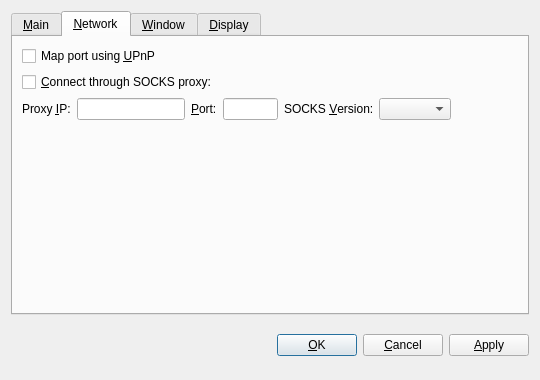
Qt form src/qt/forms/optionsdialog.ui (sherlockcoin/navbetatest) before a commit.
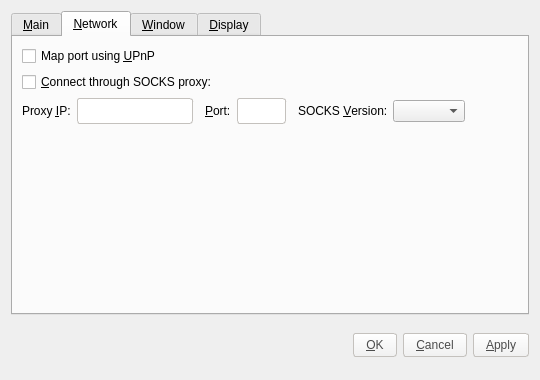
The same form after that commit. The open tabs and pages were chosen to show the change. Custom widgets are drawn as their Qt base class.

```diff
--- a/src/qt/forms/optionsdialog.ui
+++ b/src/qt/forms/optionsdialog.ui
@@ -208,6 +208,14 @@
            <property name="toolTip">
             <string>IP address of the proxy (e.g. 127.0.0.1)</string>
            </property>
+           <property name="styleSheet">
+            <string notr="true">background-color: rgb(255,255,255);
+border-radius:3px;
+border: 1px solid #C4C1BD;
+color: #4C4C4C;
+padding: 4px;
+margin: 0px 6px 0px 0px;</string>
+           </property>
           </widget>
          </item>
          <item>
@@ -234,6 +242,14 @@
            <property name="toolTip">
             <string>Port of the proxy (e.g. 9050)</string>
            </property>
+           <property name="styleSheet">
+            <string notr="true">background-color: rgb(255,255,255);
+border-radius:3px;
+border: 1px solid #C4C1BD;
+color: #4C4C4C;
+padding: 4px;
+margin: 0px 6px 0px 0px;</string>
+           </property>
           </widget>
          </item>
          <item>
@@ -254,6 +270,9 @@
            <property name="toolTip">
             <string>SOCKS version of the proxy (e.g. 5)</string>
            </property>
+           <property name="styleSheet">
+            <string notr="true"/>
+           </property>
           </widget>
          </item>
          <item>
@@ -465,6 +484,13 @@
      </item>
      <item>
       <widget class="QPushButton" name="okButton">
+       <property name="styleSheet">
+        <string notr="true">background-color: qlineargradient(spread:pad, x1:0, y1:1, x2:0, y2:0, stop:0 rgb(240,240,240), stop:1 rgb(255, 255, 255));
+border-radius:3px;
+border: 1px solid #C4C1BD;
+color: #4C4C4C;
+padding: 4px 12px;</string>
+       </property>
        <property name="text">
         <string>&amp;OK</string>
        </property>
@@ -472,6 +498,13 @@
      </item>
      <item>
       <widget class="QPushButton" name="cancelButton">
+       <property name="styleSheet">
+        <string notr="true">background-color: qlineargradient(spread:pad, x1:0, y1:1, x2:0, y2:0, stop:0 rgb(240,240,240), stop:1 rgb(255, 255, 255));
+border-radius:3px;
+border: 1px solid #C4C1BD;
+color: #4C4C4C;
+padding: 4px 12px;</string>
+       </property>
        <property name="text">
         <string>&amp;Cancel</string>
        </property>
@@ -482,6 +515,13 @@
      </item>
      <item>
       <widget class="QPushButton" name="applyButton">
+       <property name="styleSheet">
+        <string notr="true">background-color: qlineargradient(spread:pad, x1:0, y1:1, x2:0, y2:0, stop:0 rgb(240,240,240), stop:1 rgb(255, 255, 255));
+border-radius:3px;
+border: 1px solid #C4C1BD;
+color: #4C4C4C;
+padding: 4px 12px;</string>
+       </property>
        <property name="text">
         <string>&amp;Apply</string>
        </property>
```
Left out of the diff: 14 changed lines with no effect on the pictures.
